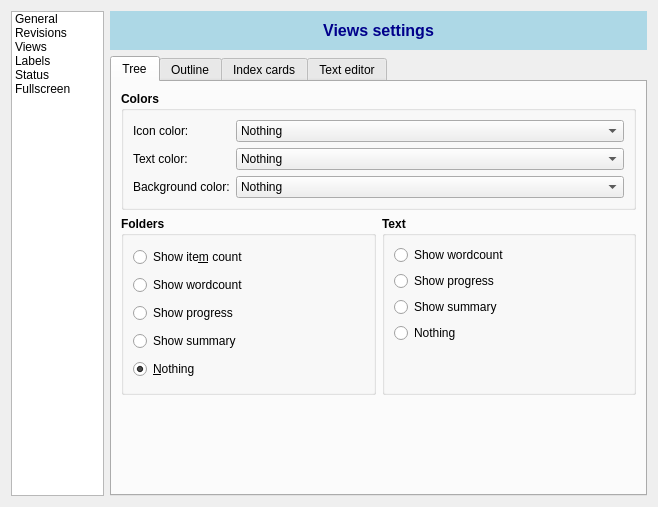
The window that manuskript/ui/settings_ui.ui (olivierkes/manuskript) describes before a commit, drawn with Qt 5.
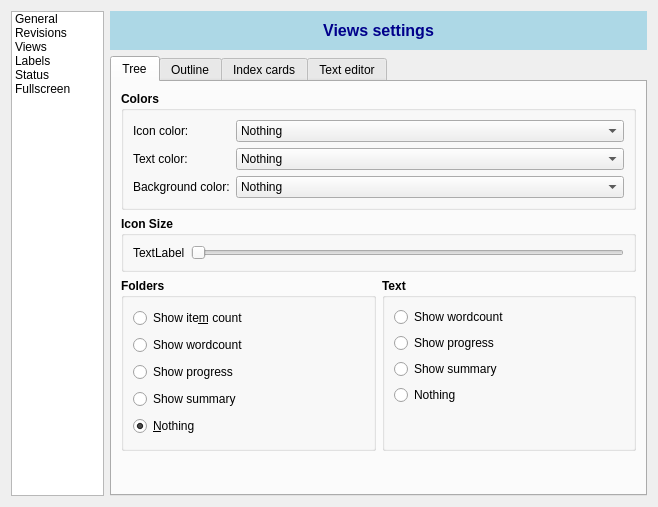
The same window after the commit. The open tabs and pages were chosen to show the change. Icons and pictures are not drawn.

Commit message: Adds: custom item sizes in Tree View

Diff of the .ui file:
```diff
--- a/manuskript/ui/settings_ui.ui
+++ b/manuskript/ui/settings_ui.ui
@@ -984,6 +984,53 @@
              </layout>
             </widget>
            </item>
+           <item>
+            <widget class="QGroupBox" name="groupBox_16">
+             <property name="font">
+              <font>
+               <weight>75</weight>
+               <bold>true</bold>
+              </font>
+             </property>
+             <property name="title">
+              <string>Icon Size</string>
+             </property>
+             <layout class="QHBoxLayout" name="horizontalLayout_11">
+              <item>
+               <widget class="QLabel" name="lblTreeIconSize">
+                <property name="font">
+                 <font>
+                  <weight>50</weight>
+                  <bold>false</bold>
+                 </font>
+                </property>
+                <property name="text">
+                 <string>TextLabel</string>
+                </property>
+               </widget>
+              </item>
+              <item>
+               <widget class="QSlider" name="sldTreeIconSize">
+                <property name="font">
+                 <font>
+                  <weight>50</weight>
+                  <bold>false</bold>
+                 </font>
+                </property>
+                <property name="minimum">
+                 <number>16</number>
+                </property>
+                <property name="maximum">
+                 <number>128</number>
+                </property>
+                <property name="orientation">
+                 <enum>Qt::Horizontal</enum>
+                </property>
+               </widget>
+              </item>
+             </layout>
+            </widget>
+           </item>
            <item>
             <layout class="QHBoxLayout" name="horizontalLayout_9">
              <item>
```
Left out of the diff: 2 changed lines with no effect on the pictures. The commit also changes 4 other files.
